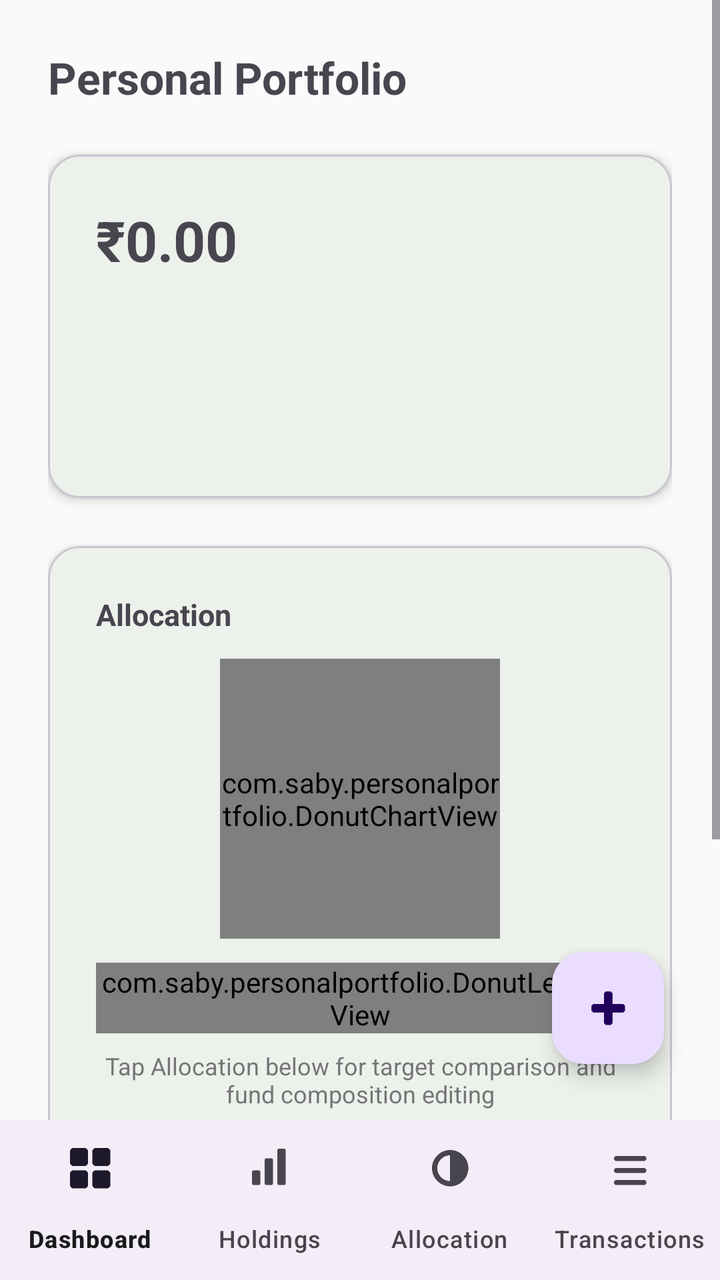
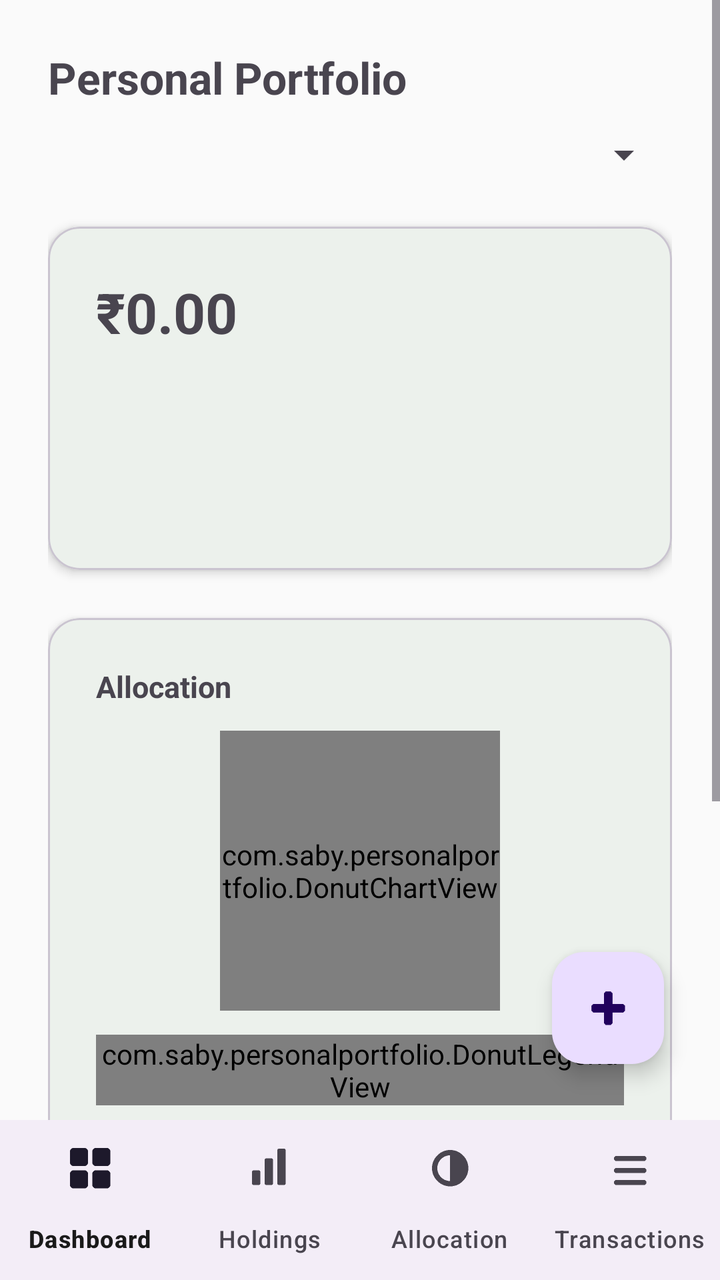

Screens rendered from an Android XML layout before and after an edit, with the pre-edit source and the edit as a unified diff.
<!-- AndroidManifest.xml: application theme Theme.PersonalPortfolio -->
<!-- res/layout/activity_main.xml -->
<?xml version="1.0" encoding="utf-8"?>
<LinearLayout xmlns:android="http://schemas.android.com/apk/res/android"
    xmlns:app="http://schemas.android.com/apk/res-auto"
    android:layout_width="match_parent"
    android:layout_height="match_parent"
    android:orientation="vertical">

    <FrameLayout
        android:layout_width="match_parent"
        android:layout_height="0dp"
        android:layout_weight="1">

        <ScrollView
            android:layout_width="match_parent"
            android:layout_height="match_parent">

            <LinearLayout
                android:layout_width="match_parent"
                android:layout_height="wrap_content"
                android:orientation="vertical"
                android:padding="24dp">

                <TextView
                    android:layout_width="match_parent"
                    android:layout_height="wrap_content"
                    android:text="Personal Portfolio"
                    android:textSize="22sp"
                    android:textStyle="bold" />

                <com.google.android.material.card.MaterialCardView
                    android:layout_width="match_parent"
                    android:layout_height="wrap_content"
                    android:layout_marginTop="24dp"
                    app:cardCornerRadius="16dp"
                    app:cardElevation="3dp">

                    <LinearLayout
                        android:layout_width="match_parent"
                        android:layout_height="wrap_content"
                        android:orientation="vertical"
                        android:padding="24dp">

                        <TextView
                            android:id="@+id/dashboardTotalValue"
                            android:layout_width="match_parent"
                            android:layout_height="wrap_content"
                            android:textSize="28sp"
                            android:textStyle="bold"
                            android:text="₹0.00" />

                        <TextView
                            android:id="@+id/dashboardGainLine"
                            android:layout_width="match_parent"
                            android:layout_height="wrap_content"
                            android:layout_marginTop="8dp"
                            android:textSize="15sp" />

                        <TextView
                            android:id="@+id/dashboardXirrLine"
                            android:layout_width="match_parent"
                            android:layout_height="wrap_content"
                            android:layout_marginTop="8dp"
                            android:textSize="15sp" />

                        <TextView
                            android:id="@+id/dashboardHoldingsCountLine"
                            android:layout_width="match_parent"
                            android:layout_height="wrap_content"
                            android:layout_marginTop="12dp"
                            android:textSize="13sp"
                            android:textColor="#757575" />

                    </LinearLayout>

                </com.google.android.material.card.MaterialCardView>

                <com.google.android.material.card.MaterialCardView
                    android:layout_width="match_parent"
                    android:layout_height="wrap_content"
                    android:layout_marginTop="24dp"
                    app:cardCornerRadius="16dp"
                    app:cardElevation="3dp">

                    <LinearLayout
                        android:layout_width="match_parent"
                        android:layout_height="wrap_content"
                        android:orientation="vertical"
                        android:gravity="center_horizontal"
                        android:padding="24dp">

                        <TextView
                            android:layout_width="match_parent"
                            android:layout_height="wrap_content"
                            android:text="Allocation"
                            android:textSize="15sp"
                            android:textStyle="bold" />

                        <com.saby.personalportfolio.DonutChartView
                            android:id="@+id/dashboardDonut"
                            android:layout_width="140dp"
                            android:layout_height="140dp"
                            android:layout_marginTop="12dp" />

                        <com.saby.personalportfolio.DonutLegendView
                            android:id="@+id/dashboardDonutLegend"
                            android:layout_width="match_parent"
                            android:layout_height="wrap_content"
                            android:layout_marginTop="12dp" />

                        <TextView
                            android:id="@+id/dashboardAllocationHint"
                            android:layout_width="match_parent"
                            android:layout_height="wrap_content"
                            android:layout_marginTop="8dp"
                            android:textSize="12sp"
                            android:textColor="#757575"
                            android:gravity="center"
                            android:text="Tap Allocation below for target comparison and fund composition editing" />

                    </LinearLayout>

                </com.google.android.material.card.MaterialCardView>

                <Button
                    android:id="@+id/settingsButton"
                    android:layout_width="match_parent"
                    android:layout_height="wrap_content"
                    android:layout_marginTop="24dp"
                    android:text="Settings (Backup / Theme)" />

                
                <View
                    android:layout_width="match_parent"
                    android:layout_height="72dp" />

            </LinearLayout>

        </ScrollView>

        <com.google.android.material.floatingactionbutton.FloatingActionButton
            android:id="@+id/importFab"
            android:layout_width="wrap_content"
            android:layout_height="wrap_content"
            android:layout_gravity="bottom|end"
            android:layout_margin="28dp"
            android:contentDescription="Import CAS PDF"
            app:srcCompat="@drawable/ic_fab_add" />

    </FrameLayout>

    <com.google.android.material.bottomnavigation.BottomNavigationView
        android:id="@+id/bottomNav"
        android:layout_width="match_parent"
        android:layout_height="wrap_content"
        app:menu="@menu/bottom_nav_menu"
        app:labelVisibilityMode="labeled" />

</LinearLayout>
<!-- resources referenced by this layout -->
<resources>
  <!-- drawable ic_fab_add: png bitmap (drawable, 362 bytes) -->
  <style name="Theme.PersonalPortfolio" parent="Theme.Material3.DayNight.NoActionBar">
          <item name="colorPrimary">@color/colorPrimary</item>
          <item name="colorPrimaryVariant">@color/colorPrimaryVariant</item>
          <item name="colorOnPrimary">@color/colorOnPrimary</item>
  
          <item name="colorSecondary">@color/colorSecondary</item>
          <item name="colorOnSecondary">@color/colorOnSecondary</item>
  
          <item name="android:colorBackground">@color/colorBackground</item>
          <item name="colorOnBackground">@color/colorOnBackground</item>
  
          <item name="colorSurface">@color/colorSurface</item>
          <item name="colorOnSurface">@color/colorOnSurface</item>
  
          <item name="android:statusBarColor">@color/colorPrimaryVariant</item>
      </style>
  <color name="colorPrimary">#1B5E20</color>
  <color name="colorPrimaryVariant">#0D3B12</color>
  <color name="colorOnPrimary">#FFFFFF</color>
  <color name="colorSecondary">#00897B</color>
  <color name="colorOnSecondary">#FFFFFF</color>
  <color name="colorBackground">#FAFAFA</color>
  <color name="colorOnBackground">#1A1A1A</color>
  <color name="colorSurface">#FFFFFF</color>
  <color name="colorOnSurface">#1A1A1A</color>
</resources>

<!-- the commit's change to res/layout/activity_main.xml (unified diff, before → after) -->
@@ -26,6 +26,12 @@
                     android:text="Personal Portfolio"
                     android:textSize="22sp"
                     android:textStyle="bold" />
+
+                <Spinner
+                    android:id="@+id/dashboardMemberSpinner"
+                    android:layout_width="match_parent"
+                    android:layout_height="wrap_content"
+                    android:layout_marginTop="12dp" />
 
                 <com.google.android.material.card.MaterialCardView
                     android:layout_width="match_parent"
